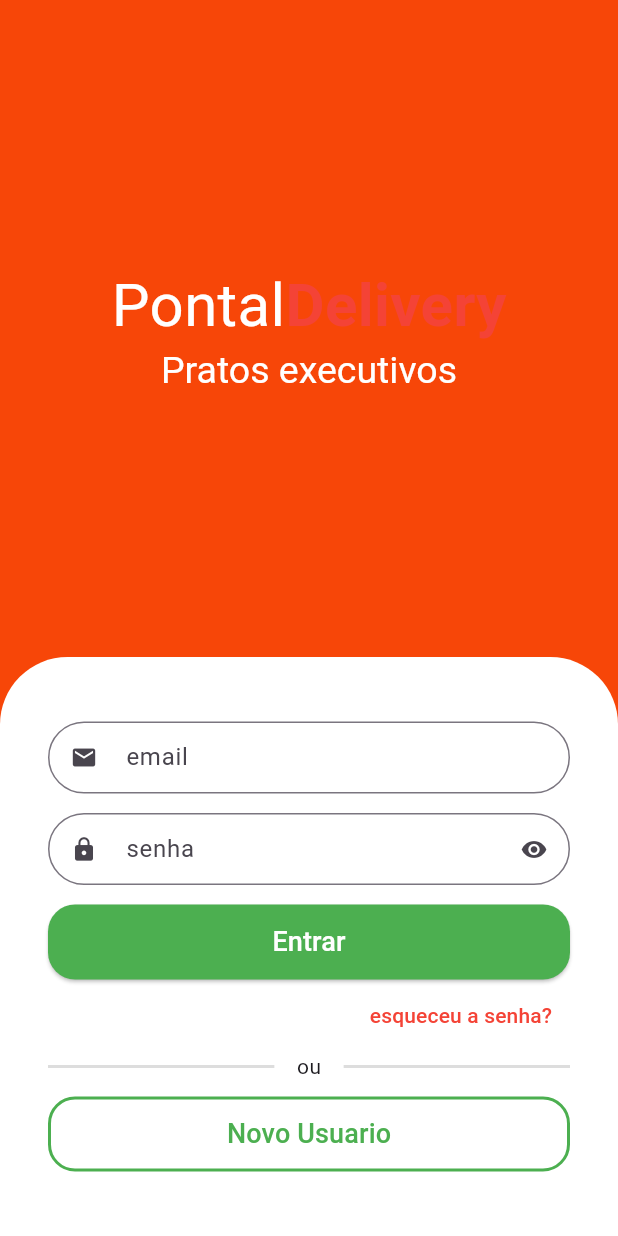
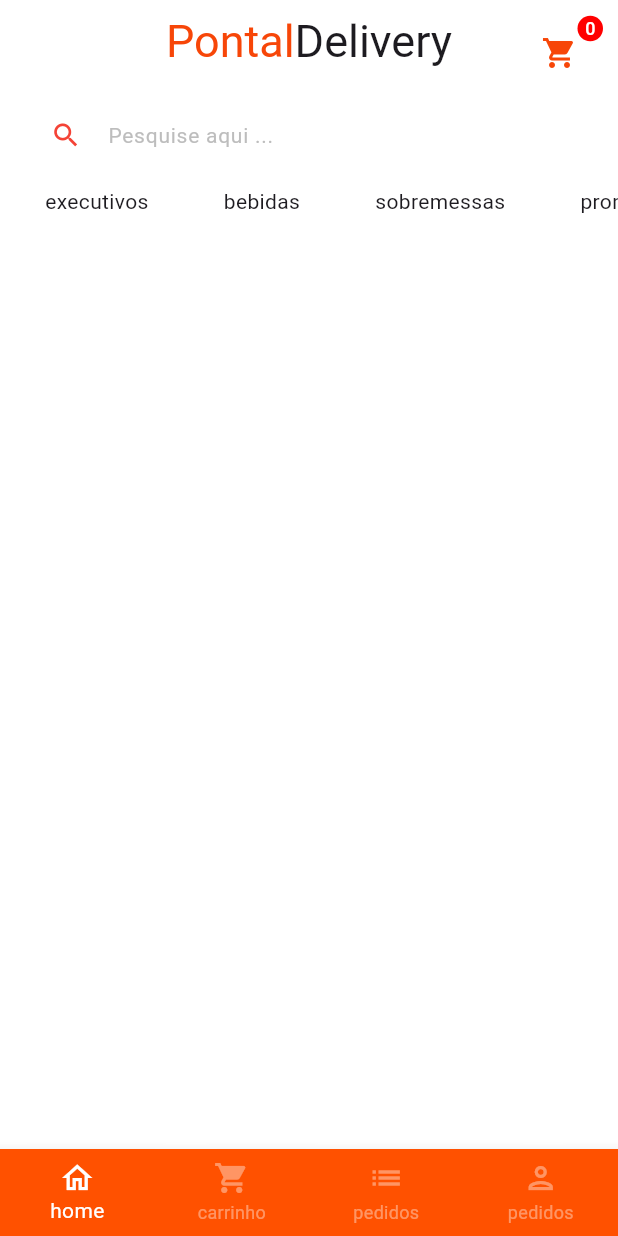
Before and after one commit to ViniciusReisCosta/pontal-delivery, a Flutter app: the screen it shows after launch, after a tap on "Entrar", on a phone screen of 412 x 824 dp. Run offline on Flutter 3.47's test engine with Material 3 defaults, Android fonts, the phone set to English and light mode, and no system bars; drawn by our look-alikes of animated_text_kit; our stand-ins replace mask_text_input_formatter.

Commit message:
atualizaçao

```diff
--- a/lib/main.dart
+++ b/lib/main.dart
@@ -15,6 +15,7 @@ class MyApp extends StatelessWidget {
       title: 'Flutter Demo',
       theme: ThemeData(
         colorScheme: ColorScheme.fromSeed(seedColor: Colors.deepPurple),
+        scaffoldBackgroundColor: Colors.white.withAlpha(190),
       ),
       debugShowCheckedModeBanner: false,
       home: const SignInscreen(),
--- /dev/null
+++ b/lib/src/auth/base_screen.dart
@@ -0,0 +1,61 @@
+import 'package:flutter/material.dart';
+import 'package:pontal_delivery/src/home/home_tab.dart';
+
+// ignore: must_be_immutable
+class Basescreen extends StatefulWidget {
+  const Basescreen({super.key});
+
+  @override
+  State<Basescreen> createState() => _BasescreenState();
+}
+
+class _BasescreenState extends State<Basescreen> {
+  int currentIndex = 0;
+  final pageController = PageController();
+  @override
+  Widget build(BuildContext context) {
+    return Scaffold(
+      body: PageView(
+        controller: pageController,
+        physics: const NeverScrollableScrollPhysics(),
+        children: [
+          HomeTab(),
+          Container(
+            color: Colors.yellow,
+          ),
+          Container(
+            color: Colors.purple,
+          ),
+          Container(
+            color: Colors.orange,
+          ),
+        ],
+      ),
+      bottomNavigationBar: BottomNavigationBar(
+        currentIndex: currentIndex,
+        onTap: (index) {
+          setState((){
+          currentIndex = index;
+          pageController.jumpToPage(index);
+          });
+        },
+        type: BottomNavigationBarType.fixed,
+        backgroundColor: const Color.fromARGB(255, 255, 81, 0),
+        selectedItemColor: Colors.white,
+        unselectedItemColor: Colors.white.withAlpha(100),
+        items: const [
+          BottomNavigationBarItem(
+              icon: Icon(
+                Icons.home_outlined,
+              ), // icons
+              label: 'home'),
+          BottomNavigationBarItem(
+              icon: Icon(Icons.shopping_cart), label: 'carrinho'),
+          BottomNavigationBarItem(icon: Icon(Icons.list), label: 'pedidos'),
+          BottomNavigationBarItem(
+              icon: Icon(Icons.person_outlined), label: 'pedidos'),
+        ],
+      ),
+    );
+  }
+}
--- a/lib/src/auth/sign_up_screen.dart
+++ b/lib/src/auth/sign_up_screen.dart
@@ -1,4 +1,5 @@
 import 'package:flutter/material.dart';
+
 import 'package:mask_text_input_formatter/mask_text_input_formatter.dart';
 import 'package:pontal_delivery/confing/custom_colors.dart';
 import 'package:pontal_delivery/src/auth/components/customtextfield.dart';
@@ -8,6 +9,10 @@ class SignUpScreen extends StatelessWidget {
 
   final cpffFormatter = MaskTextInputFormatter(
    mask: '###.###.###-##',
+   filter:{'#':RegExp(r'[0-9]')},
+  );
+ final phoneFormatter = MaskTextInputFormatter(
+   mask: '##.#.####-####',
    filter:{'#':RegExp(r'[0-9]')},
   );
 
@@ -57,7 +62,7 @@ class SignUpScreen extends StatelessWidget {
                       vertical: 40,
                     ),
                     decoration: const BoxDecoration(
-                        color: Colors.white,
+                        color: Color.fromARGB(255, 244, 244, 244),
                         borderRadius:
                             BorderRadius.vertical(top: Radius.circular(45))),
                     child: Column(
@@ -80,9 +85,10 @@ class SignUpScreen extends StatelessWidget {
                         ),
                         const SizedBox(height: 16),
 
-                        const Customtextfield(
+                        Customtextfield(
                           icon: Icons.phone,
                           label: 'Celular',
+                          inputFormatters:[phoneFormatter],
                         ),
                          const SizedBox(height: 16),
 
--- a/lib/src/auth/signinscreen.dart
+++ b/lib/src/auth/signinscreen.dart
@@ -1,6 +1,7 @@
 import 'package:animated_text_kit/animated_text_kit.dart';
 import 'package:flutter/material.dart';
 import 'package:pontal_delivery/confing/custom_colors.dart';
+import 'package:pontal_delivery/src/auth/base_screen.dart';
 import 'package:pontal_delivery/src/auth/sign_up_screen.dart';
 import 'components/customtextfield.dart';
 
@@ -96,7 +97,12 @@ class SignInscreen extends StatelessWidget {
                               shape: RoundedRectangleBorder(
                                 borderRadius: BorderRadius.circular(18),
                               )),
-                          onPressed: () {},
+                          onPressed: () {
+                            Navigator.of(context).pushReplacement(
+                                MaterialPageRoute(builder: (c) {
+                              return  const Basescreen();
+                            }));
+                          },
                           child: const Text(
                             'Entrar',
                             style: TextStyle(fontSize: 18, color: Colors.white),
@@ -145,11 +151,10 @@ class SignInscreen extends StatelessWidget {
                               side: const BorderSide(
                                   width: 2, color: Colors.green)),
                           onPressed: () {
-                            Navigator.of(context).push(MaterialPageRoute(
-                              builder: (c){
-                                return   SignUpScreen();
-                              }
-                            ));
+                            Navigator.of(context)
+                                .push(MaterialPageRoute(builder: (c) {
+                              return SignUpScreen();
+                            }));
                           },
                           child: const Text(
                             'Novo Usuario',
--- /dev/null
+++ b/lib/src/home/components/category_title.dart
@@ -0,0 +1,18 @@
+import 'package:flutter/material.dart';
+
+class CategoryTitle extends StatelessWidget {
+  const CategoryTitle({super.key,required this.category,required this.isSelected});
+  final String category;
+  final bool isSelected;
+  @override
+  Widget build(BuildContext context) {
+    return Container(
+      padding: const EdgeInsets.symmetric(horizontal: 20),
+      decoration: const BoxDecoration(
+        borderRadius: BorderRadius.all(Radius.circular(20)),
+        color: Colors.white,
+      ),
+      child:Text(category),
+    );
+  }
+}
--- /dev/null
+++ b/lib/src/home/home_tab.dart
@@ -0,0 +1,109 @@
+import 'package:flutter/material.dart';
+import 'package:pontal_delivery/confing/custom_colors.dart';
+import 'package:pontal_delivery/src/home/components/category_title.dart';
+
+class HomeTab extends StatelessWidget {
+  HomeTab({super.key});
+
+  final List<String> categories = [
+    'executivos',
+    'bebidas',
+    'sobremessas',
+    'promo da semana',
+    'Entradas e petiscos',
+    'pratos kid/individual',
+    'fit',
+    'acompanhamentos'
+  ];
+ @override
+  Widget build(BuildContext context) {
+    return Scaffold(
+      appBar: AppBar(
+        backgroundColor: Colors.transparent,
+        elevation: 0,
+        centerTitle: true,
+        title: Text.rich(
+          TextSpan(
+            style: const TextStyle(fontSize: 30),
+            children: [
+              TextSpan(
+                text: 'Pontal',
+                style: TextStyle(
+                  color: CustomColors.customswatchColor,
+                ),
+              ),
+              const TextSpan(
+                text: 'Delivery',
+              ),
+            ],
+          ),
+        ),  actions: [
+          Padding(
+            padding: const EdgeInsets.only(top: 15, right: 15),
+            child: GestureDetector(
+              onTap: () {},
+              child: Badge(
+                backgroundColor: const Color.fromARGB(255, 255, 0, 0),
+                label: const Text(
+                  '0',
+                  style: TextStyle(color: Colors.white, fontSize: 12),
+                ),
+                child: IconButton(
+                  onPressed: () {},
+                  icon: Icon(
+                    Icons.shopping_cart,
+                    color: CustomColors.customswatchColor,
+                  ),
+                ),
+              ),
+            ),
+          ),
+        ],
+      ),
+       body: Column(
+        crossAxisAlignment: CrossAxisAlignment.stretch,
+        children: [
+          Padding(
+            padding: const EdgeInsets.symmetric(horizontal: 20, vertical: 10),
+            child: TextFormField(
+              decoration: InputDecoration(
+                filled: true,
+                fillColor: Colors.white,
+                isDense: true,
+                hintText: 'Pesquise aqui ...',
+                hintStyle: TextStyle(
+                  color: Colors.grey.shade400,
+                  fontSize: 14,
+                ),
+                prefixIcon: const Icon(
+                  Icons.search,
+                  color: CustomColors.customContrastColor,
+                  size: 21,
+                ),
+                border: OutlineInputBorder(
+                  borderRadius: BorderRadius.circular(60),
+                  borderSide: BorderSide.none,
+                ),
+              ),
+            ),
+          ),   Expanded(
+            child: ListView.separated(
+              scrollDirection: Axis.horizontal,
+              padding: const EdgeInsets.symmetric(horizontal: 10),
+              itemBuilder: (_, index) {
+                return CategoryTitle(
+                  category: categories[index],
+                  isSelected: false,
+                );
+              },
+              separatorBuilder: (_, index) => const SizedBox(width: 10),
+              itemCount: categories.length,
+            ),
+          ),
+          //
+
+        ],
+      ),
+    );
+  }
+}
```
